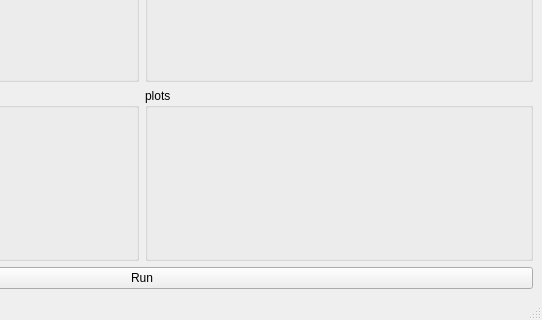
Before: the Qt Designer form main_gui/main_window.ui in dedan/DrosCalciumAnalyse, drawn with Qt 5; both pictures show x 258 to 800 and y 280 to 600 of the 800 by 600 pixel window.
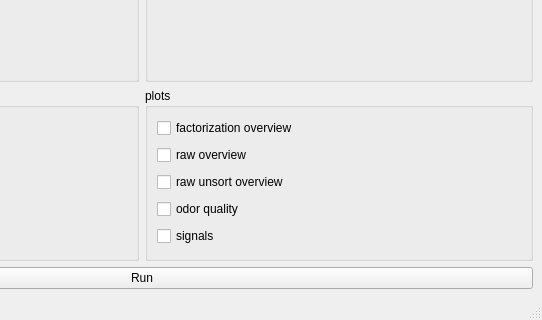
After: the same form once the commit is applied.

Commit message: add plots group box and initialization

The edit to the form file:
```diff
--- a/main_gui/main_window.ui
+++ b/main_gui/main_window.ui
@@ -200,6 +200,43 @@
       <property name="title">
        <string>plots</string>
       </property>
+      <layout class="QVBoxLayout" name="verticalLayout_3">
+       <item>
+        <widget class="QCheckBox" name="mf_overview_box">
+         <property name="text">
+          <string>factorization overview</string>
+         </property>
+        </widget>
+       </item>
+       <item>
+        <widget class="QCheckBox" name="raw_overview_box">
+         <property name="text">
+          <string>raw overview</string>
+         </property>
+        </widget>
+       </item>
+       <item>
+        <widget class="QCheckBox" name="raw_unsort_overview_box">
+         <property name="text">
+          <string>raw unsort overview</string>
+         </property>
+        </widget>
+       </item>
+       <item>
+        <widget class="QCheckBox" name="quality_box">
+         <property name="text">
+          <string>odor quality</string>
+         </property>
+        </widget>
+       </item>
+       <item>
+        <widget class="QCheckBox" name="signals_box">
+         <property name="text">
+          <string>signals</string>
+         </property>
+        </widget>
+       </item>
+      </layout>
      </widget>
     </item>
     <item row="3" column="0" colspan="2">
```
The commit also changes 2 other files.
